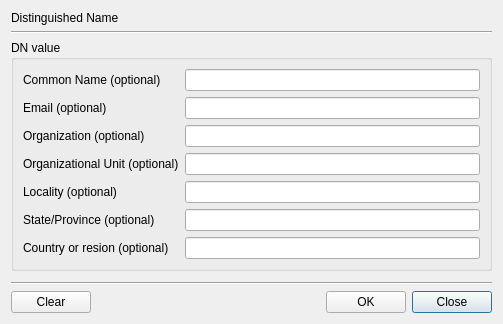
Before: the Qt Designer form CertMan/make_dn_dlg.ui in jykim74/CertMan, drawn with Qt 5.
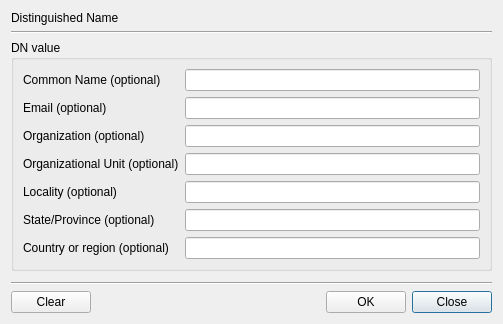
After: the same form once the commit is applied.

Commit message: 오타 수정 및 UI 개선

The edit to the form file:
```diff
--- a/CertMan/make_dn_dlg.ui
+++ b/CertMan/make_dn_dlg.ui
@@ -56,7 +56,7 @@
         <item row="6" column="0">
          <widget class="QLabel" name="label_3">
           <property name="text">
-           <string>Country or resion (optional)</string>
+           <string>Country or region (optional)</string>
           </property>
          </widget>
         </item>
```
The commit also changes 1 other file.
